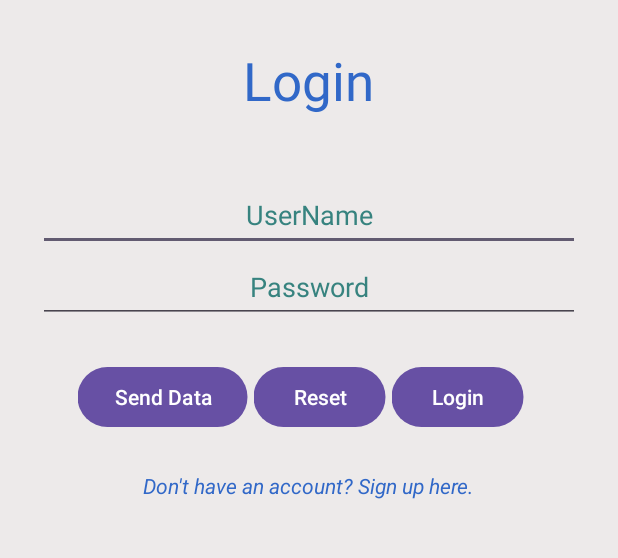
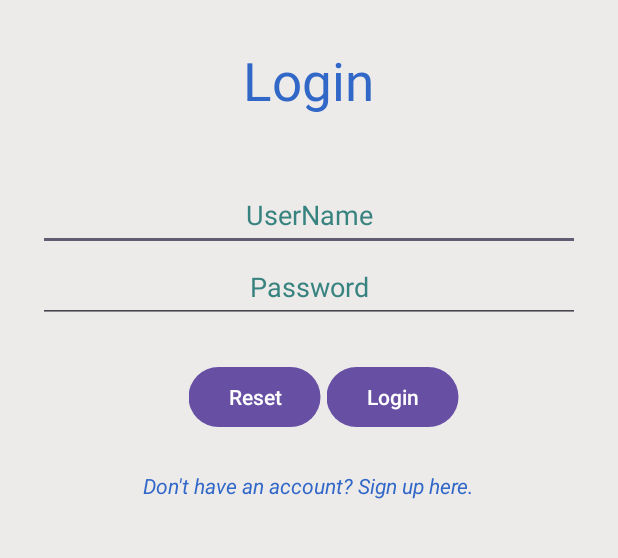
Before and after one commit to CareWave-project/CareWave, an Android app: the screen it shows after launch (LoginActivity), on a phone screen of 412 x 824 dp, the part 391-949 px from its top. Run offline under Robolectric (Android 15) with nearby library versions, the phone set to English and light mode, and no system bars; our stand-ins replace Firebase (no records; nobody signed in at launch, a user with empty details on screens opened directly).

Commit message:
Update activity_login.xml

```diff
--- a/CareWave1/app/src/main/res/layout/activity_login.xml
+++ b/CareWave1/app/src/main/res/layout/activity_login.xml
@@ -69,14 +69,6 @@
             android:orientation="horizontal"
             android:padding="25dp">
 
-            <Button
-                android:layout_width="wrap_content"
-                android:layout_height="wrap_content"
-                android:text="Send Data"
-                android:onClick="sendData"
-                android:textAllCaps="false"
-                android:translationX="1dp"/>
-
             <!-- Reset Button -->
             <Button
                 android:id="@+id/buttonReset"
@@ -84,7 +76,7 @@
                 android:layout_height="wrap_content"
                 android:text="Reset"
                 android:textAllCaps="false"
-                android:translationX="5dp"/>
+                android:translationX="75dp"/>
 
             <!-- Submit Button -->
             <Button
@@ -93,7 +85,7 @@
                 android:layout_height="wrap_content"
                 android:text="@string/login"
                 android:textAllCaps="false"
-                android:translationX="9dp"/>
+                android:translationX="79dp"/>
         </LinearLayout>
 
         <TextView
```
